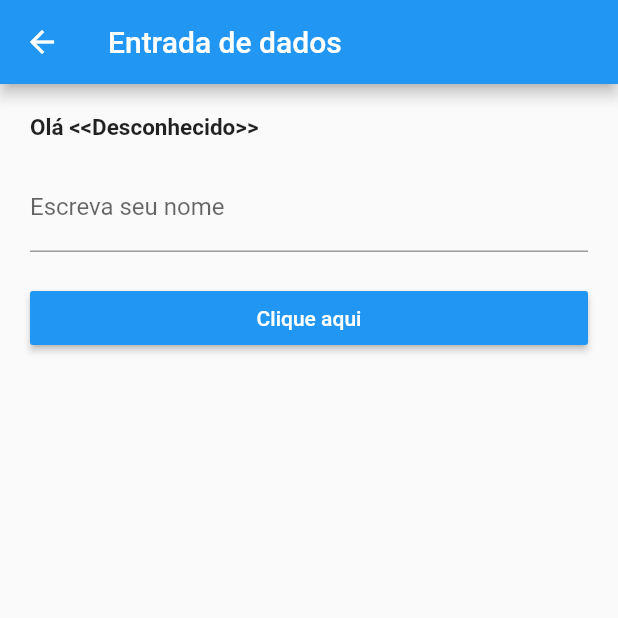
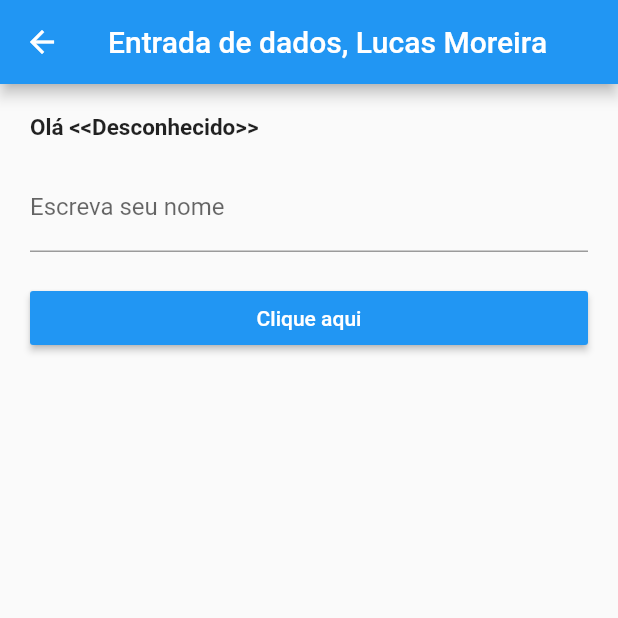
Before and after one commit to moreirapontocom/flutter-entrada-dados-forms, a Flutter app: the screen it shows after launch, after a tap on "Campos de texto", on a phone screen of 412 x 824 dp, the top half of it. Run offline on Flutter 3.47's test engine with Material 2 defaults, Android fonts, the phone set to English and light mode, and no system bars.

Commit message:
Passing data through screens

```diff
--- a/lib/campoTexto.dart
+++ b/lib/campoTexto.dart
@@ -1,6 +1,12 @@
 import 'package:flutter/material.dart';
 
 class CampoTexto extends StatefulWidget {
+
+  String nome;
+
+  // Construtor
+  CampoTexto(this.nome);
+
   @override
   _CampoTextoState createState() => _CampoTextoState();
 }
@@ -23,7 +29,7 @@ class _CampoTextoState extends State<CampoTexto> {
   Widget build(BuildContext context) {
     return Scaffold(
       appBar: AppBar(
-        title: Text("Entrada de dados"),
+        title: Text("Entrada de dados, ${widget.nome}"),
         backgroundColor: Colors.blue,
       ),
       body: SingleChildScrollView(
--- a/lib/home.dart
+++ b/lib/home.dart
@@ -32,7 +32,7 @@ class _HomePageState extends State<HomePage> {
                 Navigator.push(
                   context,
                   MaterialPageRoute(
-                    builder: (context) => CampoTexto()
+                    builder: (context) => CampoTexto("Lucas Moreira")
                   )
                 );
               },
```
